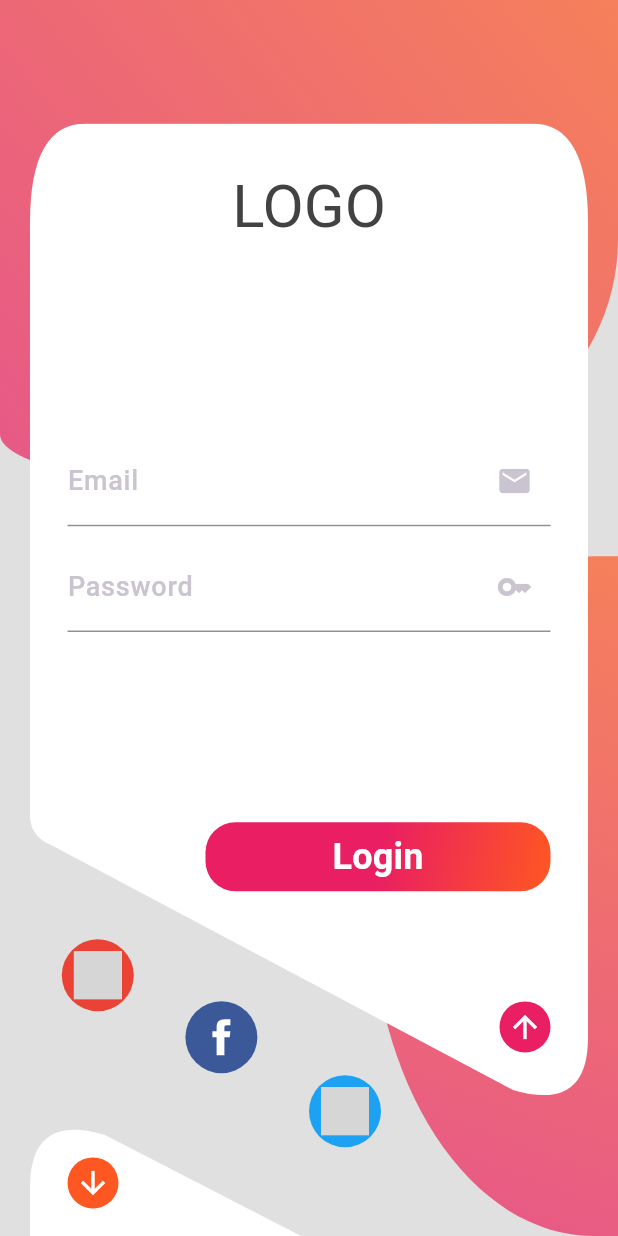
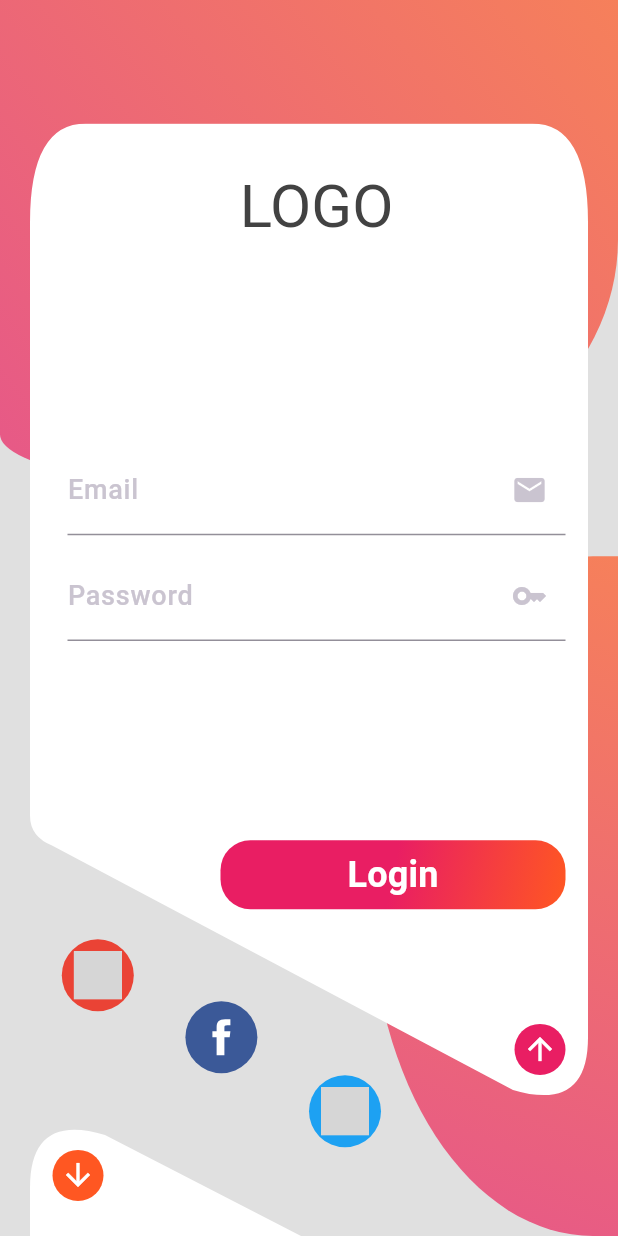
Before and after one commit to ParimSsme/login_signup_challenge, a Flutter app: the screen it shows after launch, on a phone screen of 412 x 824 dp. Run offline on Flutter 3.47's test engine with Material 3 defaults, Android fonts, the phone set to English and light mode, and no system bars; drawn by our look-alikes of flutter_animate; our stand-ins replace flutter_svg, get; Roboto replaces fonts that are missing (Mono); grey boxes are pictures that could not be loaded.

Commit message:
fix some design problems

```diff
--- a/lib/screens/auth_screen.dart
+++ b/lib/screens/auth_screen.dart
@@ -12,12 +12,11 @@ class AuthScreen extends GetView<AuthController> {
 
   @override
   Widget build(BuildContext context) {
-    final size = MediaQuery.of(context).size;
+    final size = MediaQuery.sizeOf(context);
 
     return Scaffold(
       resizeToAvoidBottomInset: true,
-      body: SafeArea(
-        child: Stack(
+      body: Stack(
         children: [
 
           ...backgroundWidgets(size),
@@ -50,7 +49,6 @@ class AuthScreen extends GetView<AuthController> {
           ...generateSocialMediaButtons(size),
         ],
       ),
-      ),
     );
   }
 }
--- a/lib/widgets/login_view.dart
+++ b/lib/widgets/login_view.dart
@@ -19,7 +19,7 @@ class LoginView extends StatelessWidget {
           color: AppColors.card,
         ),
         child: Padding(
-          padding: EdgeInsets.only(top: 30, left: 25, right: 25, bottom: 40),
+          padding: EdgeInsets.only(top: 30, left: 25, right: 15, bottom: 25),
           child: Column(
             mainAxisAlignment: MainAxisAlignment.start,
             crossAxisAlignment: CrossAxisAlignment.center,
--- a/lib/widgets/sign_up_view.dart
+++ b/lib/widgets/sign_up_view.dart
@@ -23,8 +23,8 @@ class SignUpView extends StatelessWidget {
         ),
         child: Padding(
           padding: EdgeInsets.only(
-            top: 30,
-            left: 25,
+            top: 25,
+            left: 15,
             right: 25,
             bottom: 40
           ),
```
Lines whose indentation alone changed are shown as unchanged.
